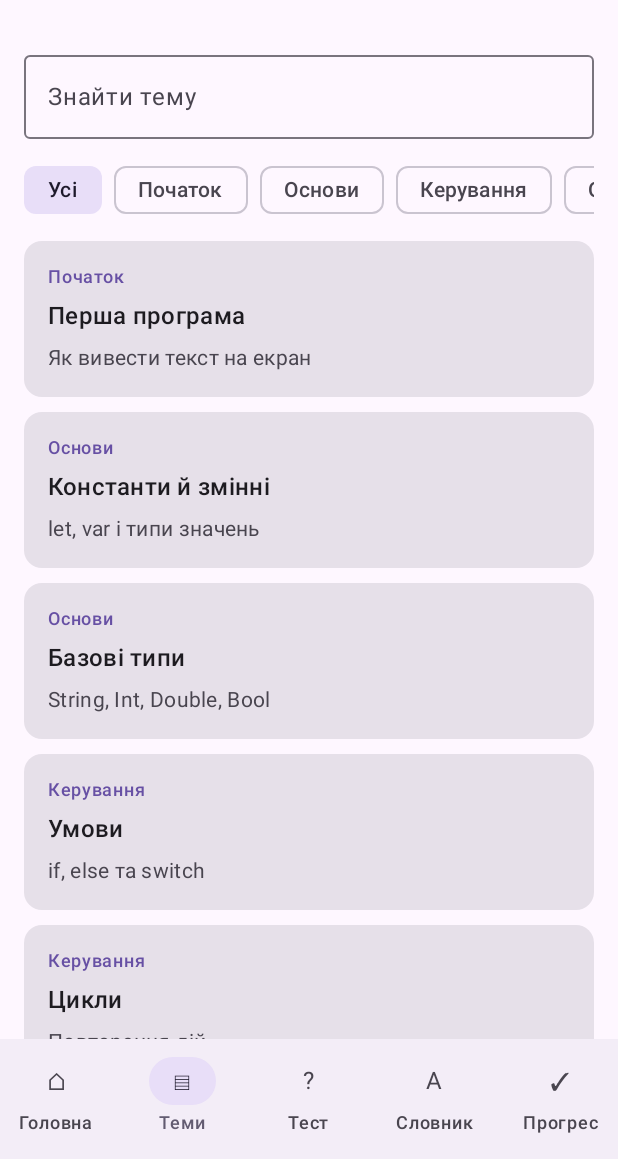
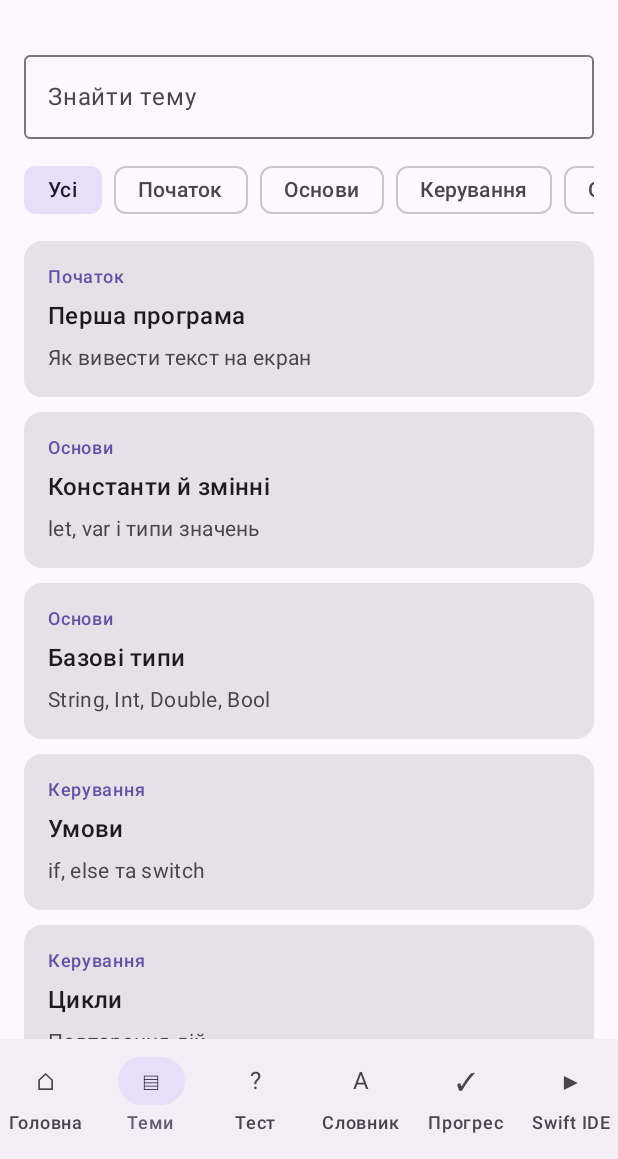
Before and after one commit to juv4uk/swift-learning, an Android app built with Jetpack Compose: the screen it shows after launch (MainActivity), item 2 of the bottom bar chosen, on a phone screen of 412 x 824 dp, the part 77-1236 px from its top. Run offline under Robolectric (Android 15) with nearby library versions, the phone set to English and light mode, and no system bars.

Commit message:
feat(android): add Swift playground to handbook
Add an embedded SwiftFiddle playground to the Android handbook. The playground requires internet access and sends code to SwiftFiddle for server-side compilation.

```diff
--- a/android-handbook/app/src/main/AndroidManifest.xml
+++ b/android-handbook/app/src/main/AndroidManifest.xml
@@ -1,5 +1,6 @@
 <?xml version="1.0" encoding="utf-8"?>
 <manifest xmlns:android="http://schemas.android.com/apk/res/android">
+    <uses-permission android:name="android.permission.INTERNET" />
     <application
         android:allowBackup="true"
         android:icon="@mipmap/ic_launcher"
--- a/android-handbook/app/src/main/java/ua/juv4uk/swiftpocketguide/MainActivity.kt
+++ b/android-handbook/app/src/main/java/ua/juv4uk/swiftpocketguide/MainActivity.kt
@@ -23,7 +23,7 @@ import androidx.compose.ui.unit.dp
 
 private enum class GuideTab(val title: String, val symbol: String) {
     HOME("Головна", "⌂"), TOPICS("Теми", "▤"), QUIZ("Тест", "?"),
-    GLOSSARY("Словник", "А"), PROGRESS("Прогрес", "✓")
+    GLOSSARY("Словник", "А"), PROGRESS("Прогрес", "✓"), PLAYGROUND("Swift IDE", "▶")
 }
 
 class MainActivity : ComponentActivity() {
@@ -96,9 +96,10 @@ private fun SwiftPocketGuideApp() {
                         onBookmark = { toggle(bookmarks, topic.id, "bookmarks") { bookmarks = it } }
                     )
                 } else when (selectedTab) {
-                    GuideTab.HOME -> HomeScreen(completed.size, { selectedTab = GuideTab.TOPICS }, { selectedTab = GuideTab.QUIZ }) { selectedTopic = it }
+                    GuideTab.HOME -> HomeScreen(completed.size, { selectedTab = GuideTab.TOPICS }, { selectedTab = GuideTab.QUIZ }, { selectedTab = GuideTab.PLAYGROUND }) { selectedTopic = it }
                     GuideTab.TOPICS -> TopicsScreen(search, { search = it }, completed, bookmarks) { selectedTopic = it }
                     GuideTab.QUIZ -> QuizScreen()
+                    GuideTab.PLAYGROUND -> SwiftPlaygroundScreen()
                     GuideTab.GLOSSARY -> GlossaryScreen(search, { search = it })
                     GuideTab.PROGRESS -> ProgressScreen(completed, bookmarks) { selectedTopic = it }
                 }
@@ -110,7 +111,7 @@ private fun SwiftPocketGuideApp() {
 @Composable
 private fun HomeScreen(
     completedCount: Int, onOpenTopics: () -> Unit, onOpenQuiz: () -> Unit,
-    onOpenTopic: (HandbookTopic) -> Unit
+    onOpenPlayground: () -> Unit, onOpenTopic: (HandbookTopic) -> Unit
 ) {
     LazyColumn(Modifier.fillMaxSize(), contentPadding = PaddingValues(20.dp), verticalArrangement = Arrangement.spacedBy(14.dp)) {
         item {
@@ -122,6 +123,7 @@ private fun HomeScreen(
                     Spacer(Modifier.height(16.dp))
                     Button(onClick = onOpenTopics) { Text("Почати навчання") }
                     OutlinedButton(onClick = onOpenQuiz, modifier = Modifier.fillMaxWidth()) { Text("Перевірити знання →") }
+                    Button(onClick = onOpenPlayground, modifier = Modifier.fillMaxWidth()) { Text("Відкрити Swift IDE ▶") }
                 }
             }
         }
```
Also changed, not shown: android-handbook/app/src/main/java/ua/juv4uk/swiftpocketguide/SwiftPlayground.kt (added, +84 -0 lines), 1 other file.
